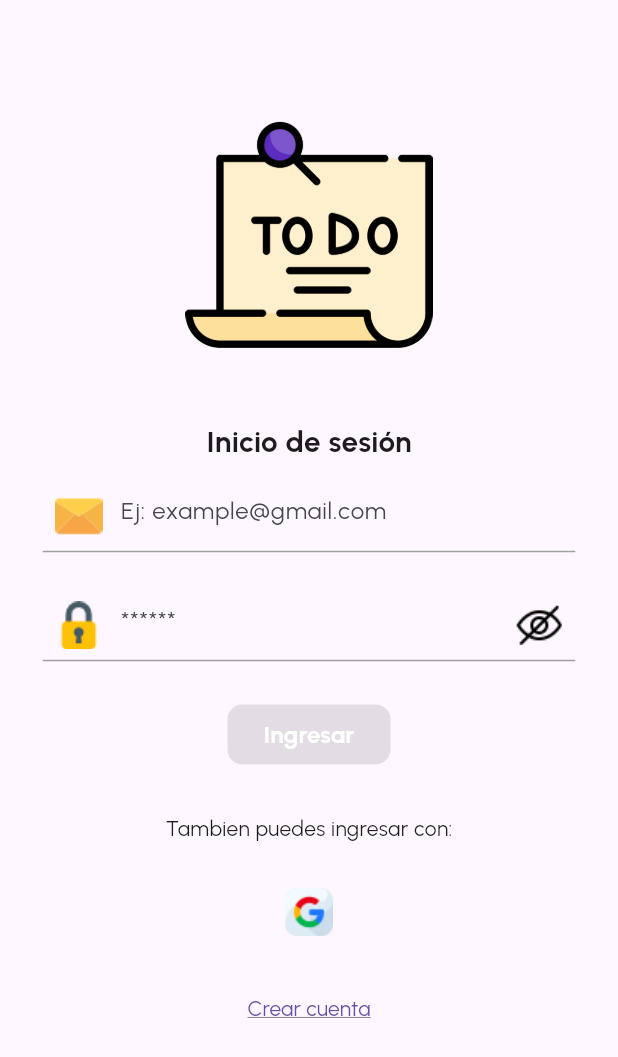
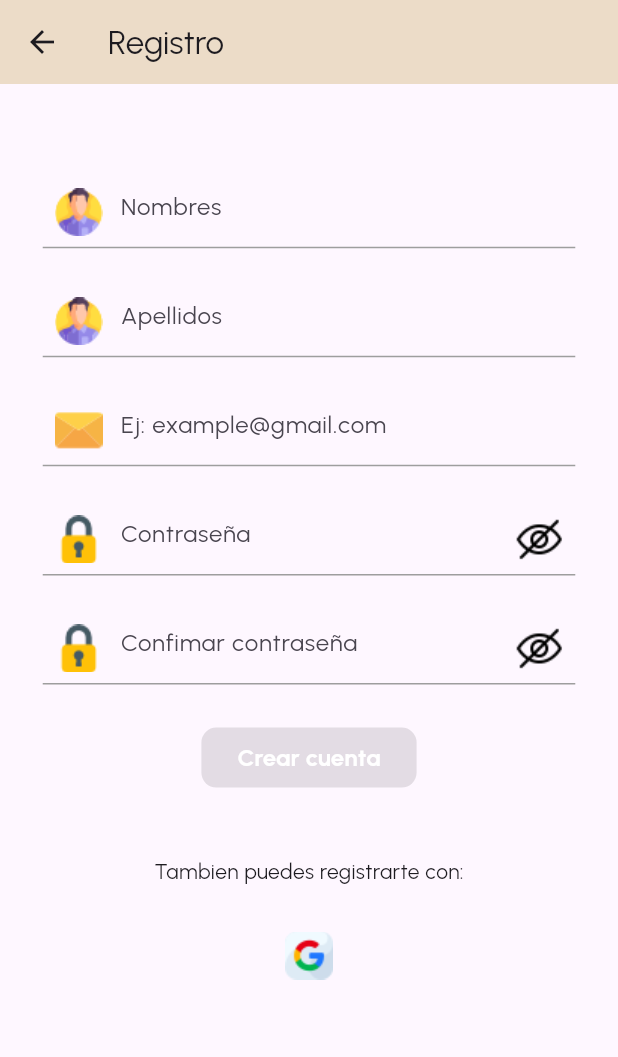
Before and after one commit to andriu20/ToDo, a Flutter app: the screen it shows after launch, after a tap on "Crear cuenta", on a phone screen of 412 x 824 dp. Shown: the top 1057 px of the screen. Run offline on Flutter 3.47's test engine with Material 3 defaults, Android fonts, the phone set to English and light mode, and no system bars; our stand-ins replace bloc, equatable, flutter_bloc.

Commit message:
se crea la vista de registro con sus respectivas validaciones

```diff
--- a/lib/main.dart
+++ b/lib/main.dart
@@ -1,5 +1,5 @@
 import 'package:flutter/material.dart';
-import 'package:todo/src/core/routes/rouetes.dart';
+import 'package:todo/src/core/routes/routes.dart';
 
 void main() => runApp(const MyApp());
 
--- a/lib/src/core/routes/rouetes.dart
+++ /dev/null
@@ -1,6 +0,0 @@
-import 'package:flutter/material.dart';
-import 'package:todo/src/presentation/pages/login/login_page.dart';
-
-Map<String, WidgetBuilder> routes() => {
-      'login': (_) => LoginPage(),
-    };
--- /dev/null
+++ b/lib/src/core/routes/routes.dart
@@ -0,0 +1,7 @@
+import 'package:flutter/material.dart';
+import 'package:todo/src/presentation/pages/login/login_page.dart';
+
+import '../../presentation/pages/register/register_page.dart';
+
+Map<String, WidgetBuilder> routes() =>
+    {'login': (_) => LoginPage(), 'register': (_) => RegisterPage()};
--- /dev/null
+++ b/lib/src/presentation/gestor/home_cubit/home_cubit.dart
@@ -0,0 +1,8 @@
+import 'package:bloc/bloc.dart';
+import 'package:equatable/equatable.dart';
+
+part 'home_state.dart';
+
+class HomeCubit extends Cubit<HomeState> {
+  HomeCubit() : super(HomeInitial());
+}
--- /dev/null
+++ b/lib/src/presentation/gestor/home_cubit/home_state.dart
@@ -0,0 +1,10 @@
+part of 'home_cubit.dart';
+
+sealed class HomeState extends Equatable {
+  const HomeState();
+
+  @override
+  List<Object> get props => [];
+}
+
+final class HomeInitial extends HomeState {}
--- a/lib/src/presentation/gestor/login_cubit/login_cubit.dart
+++ b/lib/src/presentation/gestor/login_cubit/login_cubit.dart
@@ -36,5 +36,8 @@ class LoginCubit extends Cubit<LoginState> {
 
   ///Peticiones------------------------
   ///Navegacion------------------------
+
+  void goToRegister() => Navigator.pushNamed(state.context, "register");
+
   ///Otros------------------------
 }
--- a/lib/src/presentation/gestor/register_cubit/register_cubit.dart
+++ b/lib/src/presentation/gestor/register_cubit/register_cubit.dart
@@ -1,10 +1,50 @@
 import 'package:bloc/bloc.dart';
 import 'package:equatable/equatable.dart';
 import 'package:flutter/material.dart';
+import 'package:todo/src/core/utils.dart';
 
 part 'register_state.dart';
 
 class RegisterCubit extends Cubit<RegisterState> {
+  ///Repositorios------------------------
+  ///Constructor------------------------
   RegisterCubit({required BuildContext context})
       : super(RegisterState(context: context));
+
+  ///Variables------------------------
+
+  final nameCtrl = TextEditingController();
+  final lastNameCtrl = TextEditingController();
+  final emailCtrl = TextEditingController();
+  final passwordController = TextEditingController();
+  final confPassController = TextEditingController();
+
+  ///Eventos------------------------
+  void getEventShowPassword() {
+    emit(state.copyWith(showPassword: !state.showPassword));
+  }
+  void getEventShowPasswordConf() {
+    emit(state.copyWith(showPasswordConf: !state.showPasswordConf));
+  }
+
+  ///Validaciones------------------------
+
+  void formValid() {
+    bool e = false;
+    if (nameCtrl.text.isNotEmpty &&
+        lastNameCtrl.text.isNotEmpty &&
+        emailCtrl.text.isNotEmpty &&
+        passwordController.text.isNotEmpty &&
+        confPassController.text.isNotEmpty &&
+        confPassController.text == passwordController.text &&
+        Utils.isValidEmail(emailCtrl.text)) {
+      e = true;
+    }
+    emit(state.copyWith(btnEbnabled: e));
+  }
+
+  ///Peticiones------------------------
+  ///Navegacion------------------------
+
+  ///Otros------------------------
 }
--- a/lib/src/presentation/gestor/register_cubit/register_state.dart
+++ b/lib/src/presentation/gestor/register_cubit/register_state.dart
@@ -3,19 +3,34 @@
 part of 'register_cubit.dart';
 
 class RegisterState extends Equatable {
-  final BuildContext context;
+    final BuildContext context;
+
   late bool loading;
+  late bool showPassword;
+  late bool showPasswordConf;
+  late bool btnEbnabled;
   RegisterState({
-    required this.context,
+      required this.context,
     this.loading = false,
+    this.btnEbnabled = false,
+    this.showPassword = false,
+    this.showPasswordConf = false,
   });
 
   @override
-  List<Object> get props => [context, loading];
+  List<Object> get props => [context, loading, btnEbnabled, showPassword,showPasswordConf];
 
-  RegisterState copyWith({BuildContext? context, bool? loading}) =>
+  RegisterState copyWith({BuildContext? context,
+          bool? loading,
+          bool? btnEbnabled,
+          bool? showPassword,
+          bool? showPasswordConf}) =>
       RegisterState(
-        context: context ?? this.context,
+               context: context ?? this.context,
         loading: loading ?? this.loading,
+        btnEbnabled: btnEbnabled ?? this.btnEbnabled,
+        showPassword: showPassword ?? this.showPassword,
+        showPasswordConf: showPasswordConf ?? this.showPasswordConf,
+
       );
 }
--- /dev/null
+++ b/lib/src/presentation/pages/home/home_page.dart
@@ -0,0 +1,14 @@
+import 'package:flutter/material.dart';
+
+class HomePage extends StatelessWidget {
+  const HomePage({super.key});
+
+  @override
+  Widget build(BuildContext context) {
+    return SafeArea(
+      child: Scaffold(
+        body: Container(),
+      ),
+    );
+  }
+}
--- a/lib/src/presentation/pages/login/login_page.dart
+++ b/lib/src/presentation/pages/login/login_page.dart
@@ -24,9 +24,12 @@ class LoginPage extends StatelessWidget {
     ));
   }
 
-  Widget _body() => Column(
+  Widget _body() => BlocBuilder<LoginCubit, LoginState>(
+        builder: (context, state) {
+          final c = context.read<LoginCubit>();
+          return Column(
             children: [
-          SizedBox(height: _size.height * .09),
+              SizedBox(height: _size.height * .06),
               logoLoginView(size: _size),
               SizedBox(height: _size.height * .05),
               txtLoginView(size: _size),
@@ -37,12 +40,28 @@ class LoginPage extends StatelessWidget {
               Padding(
                 padding: const EdgeInsets.all(8.0),
                 child: TextButton(
+                    onPressed: () {
+                      c.goToRegister();
+                    },
+                    child: Text(
+                      "Crear cuenta",
+                      style: TextStyle(decoration: TextDecoration.underline),
+                    )),
+              ),
+              Container(
+                  margin: EdgeInsets.symmetric(horizontal: 20),
+                  child: Divider()),
+              Padding(
+                padding: const EdgeInsets.all(8.0),
+                child: TextButton(
                     onPressed: () {},
                     child: Text(
-                  "Crear cuenta",
+                      "Continuar sin sesión",
                       style: TextStyle(decoration: TextDecoration.underline),
                     )),
               )
             ],
           );
+        },
+      );
 }
--- a/lib/src/presentation/pages/login/views/form_login_view.dart
+++ b/lib/src/presentation/pages/login/views/form_login_view.dart
@@ -1,9 +1,9 @@
 import 'package:flutter/material.dart';
 import 'package:flutter_bloc/flutter_bloc.dart';
 import 'package:todo/src/presentation/gestor/login_cubit/login_cubit.dart';
+import 'package:todo/src/presentation/widgets/btn_widget.dart';
 import 'package:todo/src/presentation/widgets/input_widget.dart';
 
-import '../../../widgets/btn_widget.dart';
 
 Widget formLoginView({required Size size}) =>
     BlocBuilder<LoginCubit, LoginState>(
--- /dev/null
+++ b/lib/src/presentation/pages/register/register_page.dart
@@ -0,0 +1,38 @@
+// ignore_for_file: must_be_immutable
+
+import 'package:flutter/material.dart';
+import 'package:flutter_bloc/flutter_bloc.dart';
+import 'package:todo/src/presentation/gestor/register_cubit/register_cubit.dart';
+import 'package:todo/src/presentation/pages/register/views/form_register_view.dart';
+import 'package:todo/src/presentation/pages/register/views/google_btn_register_view.dart';
+
+class RegisterPage extends StatelessWidget {
+  RegisterPage({super.key});
+
+  late Size _size;
+  @override
+  Widget build(BuildContext context) {
+    _size = MediaQuery.sizeOf(context);
+    return BlocProvider(
+      create: (context) => RegisterCubit(context: context),
+      child: SafeArea(
+        child: Scaffold(
+          appBar: AppBar(
+              title: Text("Registro"),
+              centerTitle: false,
+              elevation: 8,
+              backgroundColor: Color.fromRGBO(254, 239, 205, 1)),
+          body: _body(),
+        ),
+      ),
+    );
+  }
+
+  Widget _body() => Column(
+        children: [
+          formRegisterView(size: _size),
+          SizedBox(height: 30),
+          googleBtnRegisterView(),
+        ],
+      );
+}
--- /dev/null
+++ b/lib/src/presentation/pages/register/views/form_register_view.dart
@@ -0,0 +1,78 @@
+import 'package:flutter/material.dart';
+import 'package:flutter_bloc/flutter_bloc.dart';
+import 'package:todo/src/presentation/gestor/register_cubit/register_cubit.dart';
+import 'package:todo/src/presentation/widgets/btn_widget.dart';
+import 'package:todo/src/presentation/widgets/input_widget.dart';
+
+Widget formRegisterView({required Size size}) =>
+    BlocBuilder<RegisterCubit, RegisterState>(
+      builder: (context, state) {
+        final c = context.read<RegisterCubit>();
+        return Container(
+          margin: EdgeInsets.symmetric(horizontal: size.width * .04),
+          child: Padding(
+            padding: const EdgeInsets.all(12.0),
+            child: Column(
+              children: [
+                SizedBox(height: size.height * .06),
+                InputWidget.input(
+                    controller: c.emailCtrl,
+                    typeLine: TypeLine.line,
+                    hintText: "Nombres",
+                    preffixIcon: Image.asset("assets/png/man.png"),
+                    onChanged: (e) {}),
+                SizedBox(height: size.height * .03),
+                InputWidget.input(
+                    controller: c.emailCtrl,
+                    typeLine: TypeLine.line,
+                    hintText: "Apellidos",
+                    preffixIcon: Image.asset("assets/png/man.png"),
+                    onChanged: (e) {}),
+                SizedBox(height: size.height * .03),
+                InputWidget.input(
+                    controller: c.emailCtrl,
+                    typeLine: TypeLine.line,
+                    hintText: "Ej: example@gmail.com",
+                    preffixIcon: Image.asset("assets/png/email.png"),
+                    onChanged: (e) {}),
+                SizedBox(height: size.height * .03),
+                InputWidget.input(
+                    controller: c.passwordController,
+                    typeLine: TypeLine.line,
+                    hintText: "Contraseña",
+                    obscureText: state.showPassword,
+                    suffixIcon: IconButton(
+                        onPressed: () {
+                          c.getEventShowPassword();
+                        },
+                        icon: Image.asset(!state.showPassword
+                            ? "assets/png/visible.png"
+                            : "assets/png/visibility.png")),
+                    preffixIcon: Image.asset("assets/png/lock.png"),
+                    onChanged: (e) {}),
+                SizedBox(height: size.height * .03),
+                InputWidget.input(
+                    controller: c.passwordController,
+                    typeLine: TypeLine.line,
+                    hintText: "Confimar contraseña",
+                    obscureText: state.showPasswordConf,
+                    suffixIcon: IconButton(
+                        onPressed: () {
+                          c.getEventShowPasswordConf();
+                        },
+                        icon: Image.asset(!state.showPasswordConf
+                            ? "assets/png/visible.png"
+                            : "assets/png/visibility.png")),
+                    preffixIcon: Image.asset("assets/png/lock.png"),
+                    onChanged: (e) {}),
+                SizedBox(height: size.height * .03),
+                BtnWidget.btn(
+                    onPressed: () {},
+                    text: "Crear cuenta",
+                    enabled: state.btnEbnabled)
+              ],
+            ),
+          ),
+        );
+      },
+    );
--- /dev/null
+++ b/lib/src/presentation/pages/register/views/google_btn_register_view.dart
@@ -0,0 +1,9 @@
+import 'package:flutter/material.dart';
+
+Widget googleBtnRegisterView() => Column(
+      children: [
+        Text("Tambien puedes registrarte con:"),
+        SizedBox(height: 30),
+        Image.asset("assets/png/google.png"),
+      ],
+    );
```
Also changed, not shown: assets/png/man.png (added), 1 other file. Lines whose indentation alone changed are shown as unchanged.
